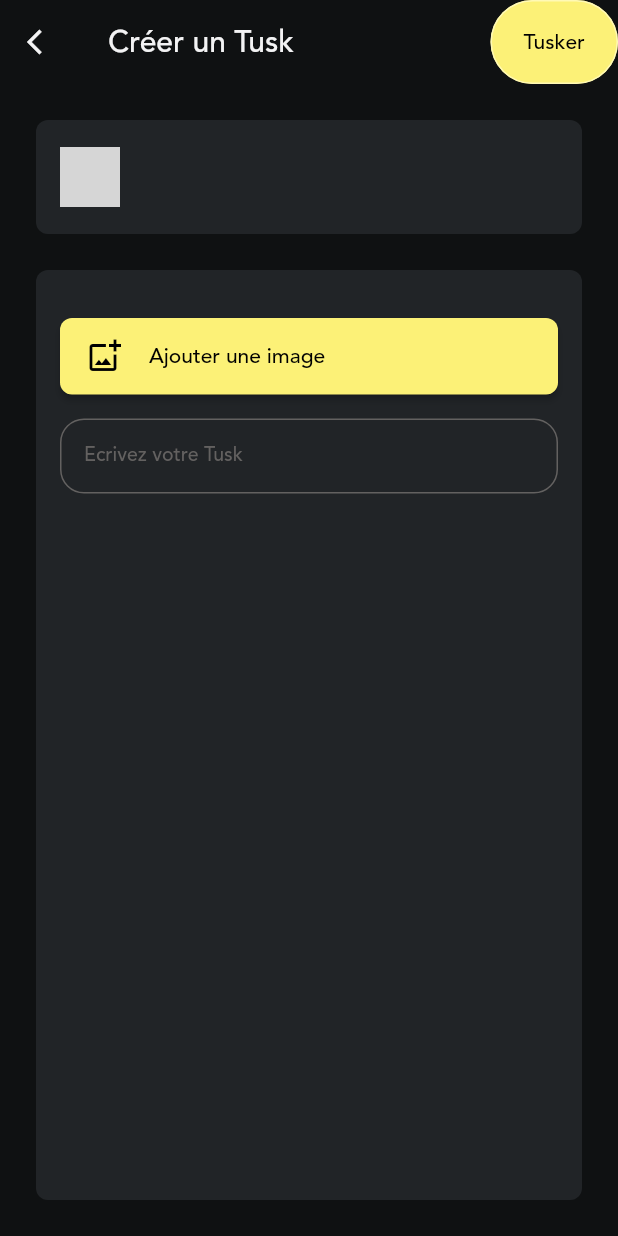
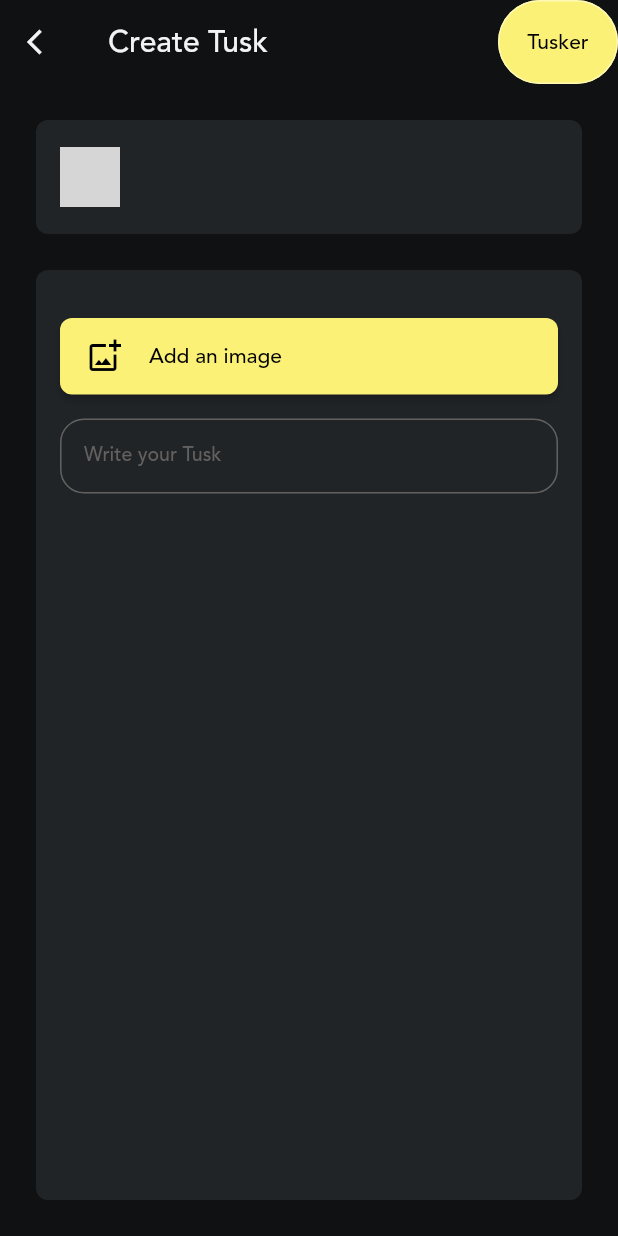
Before and after one commit to Symetheus/twittusk, a Flutter app: the AddTuskScreen screen opened by its route, on a phone screen of 412 x 824 dp. Run offline on Flutter 3.47's test engine with Material 2 defaults, Android fonts, the phone set to English and light mode, and no system bars; our stand-ins replace bloc, cloud_firestore, cloud_functions, firebase_auth, firebase_core, firebase_crashlytics and 9 more; missing offline and left inert: twitter_login; accounts and stored records are empty; network calls fail; project files that could hold a hidden picture were left out; grey boxes are pictures that could not be loaded.

Commit message:
edit ui add tusk

```diff
--- a/lib/presentation/screens/ui/add_tusk_screen/add_tusk_screen.dart
+++ b/lib/presentation/screens/ui/add_tusk_screen/add_tusk_screen.dart
@@ -51,14 +51,13 @@ class _AddTuskScreenState extends State<AddTuskScreen> {
           color: Theme.of(context).customColors.onBackground,
           iconSize: Dimens.smallIconSize,
         ),
-        title: const Text("Créer un Tusk"),
+        title: const Text("Create Tusk"),
         actions: [
-          LittleButton.primary(
-            text: 'Tusker',
-            onPressed: () => _onPressed(),
-            style: TextButton.styleFrom(
-              maximumSize: const Size(Dimens.littleButtonMinWidth,
-                  Dimens.littleButtonMinInteractiveTouch),
+          SizedBox(
+            width: 80,
+            child: LittleButton.primary(
+              text: 'Tusker',
+              onPressed: () => _onPressed(),
             ),
           ),
         ],
@@ -196,7 +195,7 @@ class _AddTuskScreenState extends State<AddTuskScreen> {
                                   top: Dimens.standardPadding),
                               child: Container(
                                 child: SolidButton(
-                                  label: "Ajouter une image",
+                                  label: "Add an image",
                                   backgroundColor:
                                       Theme.of(context).customColors.primary,
                                   onPressed: () => pickImage(),
@@ -217,9 +216,9 @@ class _AddTuskScreenState extends State<AddTuskScreen> {
                                   minLines: 1,
                                   controller: _controller,
                                   decoration: InputDecoration(
-                                    labelText: 'Ecrivez votre Tusk',
+                                    labelText: 'Write your Tusk',
                                     border: OutlineInputBorder(),
-                                    hintText: 'Ecrivez votre Tusk ...',
+                                    hintText: 'Write your Tusk ...',
                                     fillColor: Theme.of(context)
                                         .customColors
                                         .surface,
```
